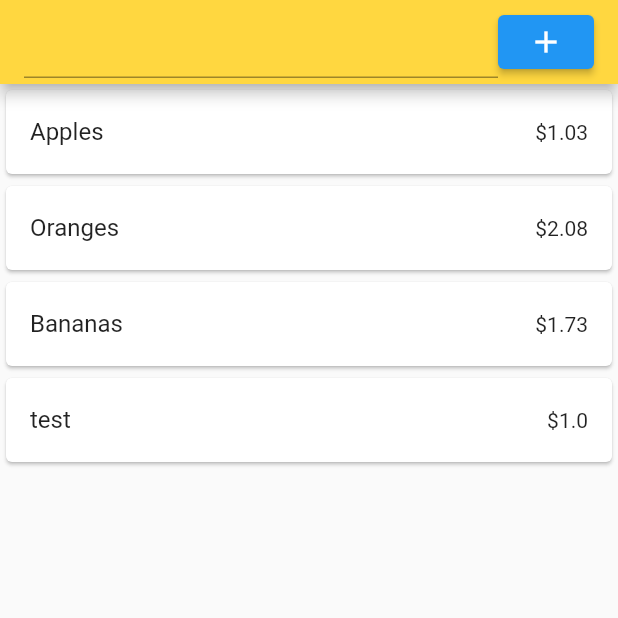
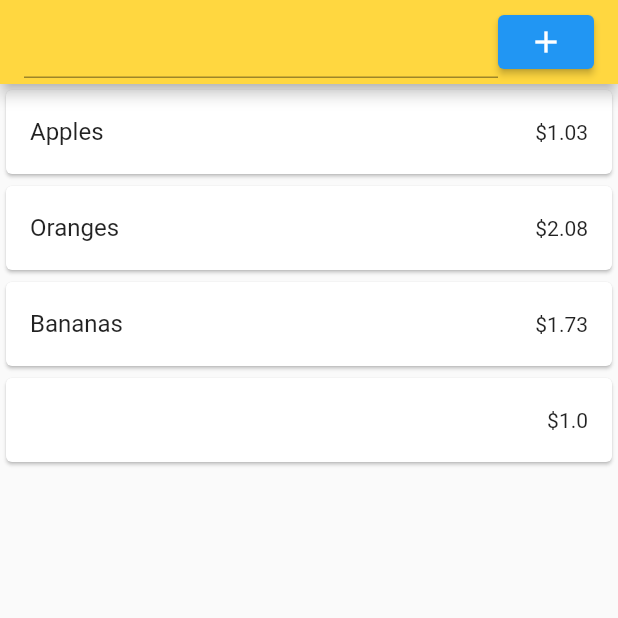
Before and after one commit to mariandanila/shoppinglist, a Flutter app: the screen it shows after launch, after a tap on the "add" icon, on a phone screen of 412 x 824 dp, the top half of it. Run offline on Flutter 3.47's test engine with Material 2 defaults, Android fonts, the phone set to English and light mode, and no system bars.

Commit message:
text introduction

```diff
--- a/lib/main.dart
+++ b/lib/main.dart
@@ -1,61 +1,12 @@
 import 'package:flutter/material.dart';
+import 'package:grocery_app/screens/HomeScreen.dart';
+
+//to do: un alt imput pentru pret de tipul double
+//restrictie pentru apasarea butonului fara ambele imputuri completate
+//optiune de stergere pentru un item
 
 void main() {
   runApp(MaterialApp(
     home: HomeScreen(),
   ));
 }
-
-class HomeScreen extends StatefulWidget {
-  const HomeScreen({super.key});
-
-  @override
-  State<HomeScreen> createState() => _HomeScreenState();
-}
-
-class _HomeScreenState extends State<HomeScreen> {
-  List<String> groceries = ['Apples', 'Oranges', 'Bananas'];
-
-  List<double> prices = [1.03, 2.08, 1.73];
-
-  @override
-  Widget build(BuildContext context) {
-    return Scaffold(
-      appBar: AppBar(
-        title: Row(children: [
-          const Expanded(child: TextField()),
-          ElevatedButton(
-              child: const Icon(Icons.add),
-              onPressed: () {
-                setState(() {
-                  groceries.add('test');
-                  prices.add(1.00);
-                });
-              }),
-        ]),
-        backgroundColor: Colors.amberAccent,
-      ),
-      body: ListView.builder(
-        itemCount: groceries.length,
-        itemBuilder: (BuildContext context, int index) {
-          return Card(
-            child: ListTile(
-              title: Text(groceries[index]),
-              trailing: Text('\$${prices[index]}'),
-            ),
-          );
-        },
-      ),
-      bottomNavigationBar: NavigationBar(destinations: [
-        NavigationDestination(
-          icon: Icon(Icons.person),
-          label: 'Profile',
-        ),
-        NavigationDestination(
-          icon: Icon(Icons.settings),
-          label: 'Settings',
-        ),
-      ]),
-    );
-  }
-}
--- /dev/null
+++ b/lib/models/GroceryModel.dart
@@ -0,0 +1,9 @@
+class GroceryItem {
+  final String name;
+  final double price;
+
+  GroceryItem({
+    required this.name,
+    required this.price,
+  });
+}
--- /dev/null
+++ b/lib/screens/HomeScreen.dart
@@ -0,0 +1,71 @@
+import 'package:flutter/material.dart';
+
+import '../models/GroceryModel.dart';
+
+class HomeScreen extends StatefulWidget {
+  const HomeScreen({super.key});
+
+  @override
+  State<HomeScreen> createState() => _HomeScreenState();
+}
+
+class _HomeScreenState extends State<HomeScreen> {
+  List<String> groceries = ['Apples', 'Oranges', 'Bananas'];
+  List<double> prices = [1.03, 2.08, 1.73];
+  final groceriesItem = TextEditingController();
+  List<GroceryItem> listOfItems = [];
+
+  @override
+  void dispose() {
+    groceriesItem.dispose();
+    super.dispose();
+  }
+
+  void addItemToGroceryList() {
+    setState(() {
+      groceries.add(groceriesItem.text);
+      prices.add(1.00);
+    });
+  }
+
+  @override
+  Widget build(BuildContext context) {
+    return Scaffold(
+      appBar: AppBar(
+        title: Row(
+          children: [
+            Expanded(
+              child: TextField(controller: groceriesItem),
+            ),
+            ElevatedButton(
+              child: const Icon(Icons.add),
+              onPressed: () => addItemToGroceryList(),
+            ),
+          ],
+        ),
+        backgroundColor: Colors.amberAccent,
+      ),
+      body: ListView.builder(
+        itemCount: groceries.length,
+        itemBuilder: (BuildContext context, int index) {
+          return Card(
+            child: ListTile(
+              title: Text(groceries[index]),
+              trailing: Text('\$${prices[index]}'),
+            ),
+          );
+        },
+      ),
+      bottomNavigationBar: NavigationBar(destinations: [
+        NavigationDestination(
+          icon: Icon(Icons.person),
+          label: 'Profile',
+        ),
+        NavigationDestination(
+          icon: Icon(Icons.settings),
+          label: 'Settings',
+        ),
+      ]),
+    );
+  }
+}
```
